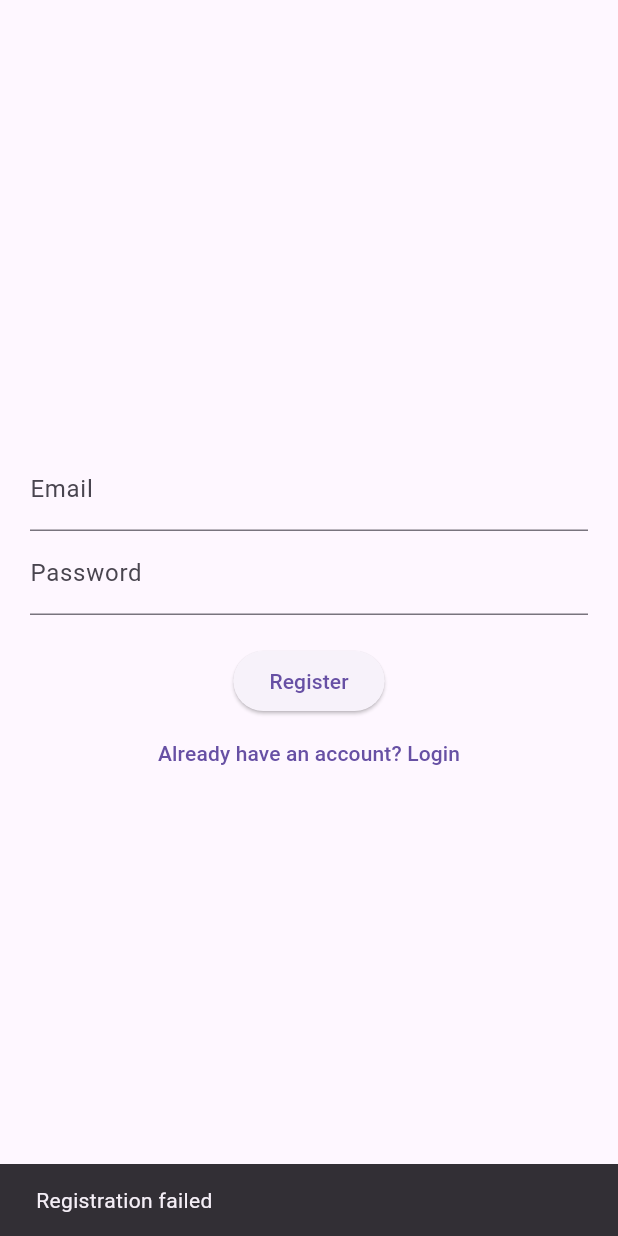
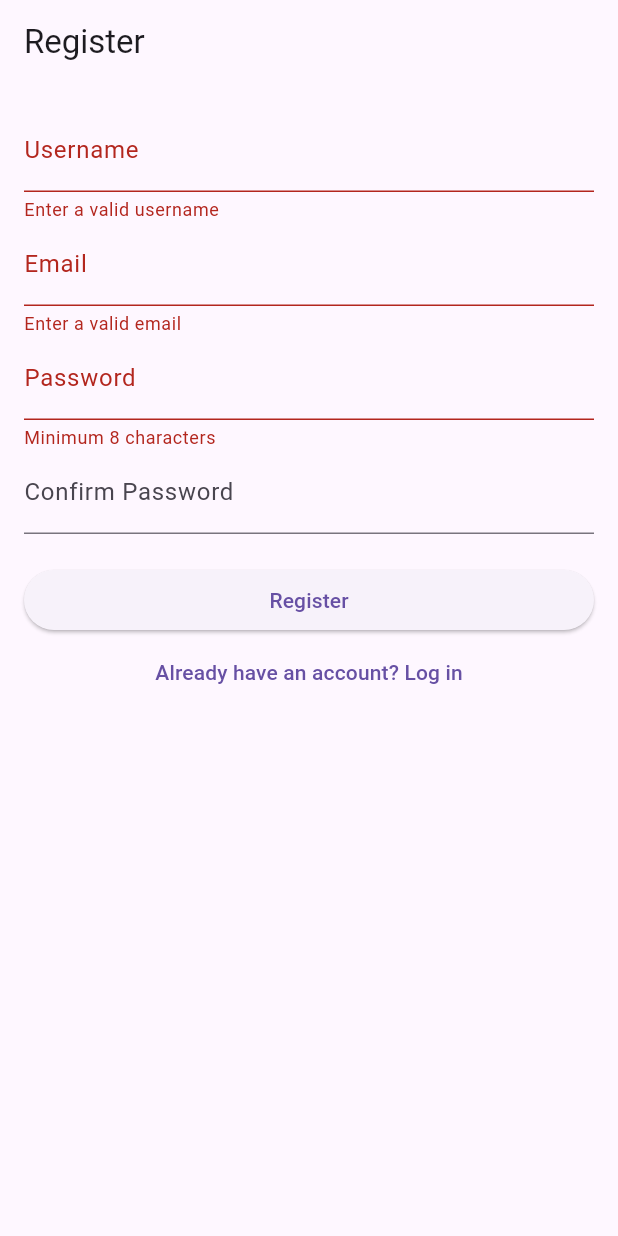
Before and after one commit to mMelnic/news-fake-detection, a Flutter app: the RegisterScreen screen opened directly with empty values, after a tap on "Register", on a phone screen of 412 x 824 dp. Run offline on Flutter 3.47's test engine with Material 3 defaults, Android fonts, the phone set to English and light mode, and no system bars.

Commit message:
Add username, password confirm to register screen

```diff
--- a/news_aggregator/frontend/lib/screens/register_screen.dart
+++ b/news_aggregator/frontend/lib/screens/register_screen.dart
@@ -11,63 +11,103 @@ class RegisterScreen extends StatefulWidget {
 }
 
 class _RegisterScreenState extends State<RegisterScreen> {
-  final _email = TextEditingController();
-  final _password = TextEditingController();
-  final _authService = AuthService();
-  bool _loading = false;
+  final _formKey = GlobalKey<FormState>();
+  String username = '';
+  String email = '';
+  String password = '';
+  String confirmPassword = '';
+  bool isLoading = false;
+  String errorMessage = '';
 
-  void _register() async {
-    setState(() => _loading = true);
-    final response = await _authService.register(
-      _email.text.trim(),
-      _password.text.trim(),
-    );
+Future<void> register() async {
     if (!mounted) return;
-    setState(() => _loading = false);
+
+    setState(() {
+      isLoading = true;
+      errorMessage = '';
+    });
+
+    if (password != confirmPassword) {
+      if (!mounted) return;
+      setState(() {
+        errorMessage = 'Passwords do not match';
+        isLoading = false;
+      });
+      return;
+    }
+
+    final response = await AuthService().register(username, email, password);
+    final data = response.data;
+
+    if (!mounted) return;
 
     if (response.statusCode == 201) {
-      ScaffoldMessenger.of(
-        context,
-      ).showSnackBar(const SnackBar(content: Text('Registered successfully')));
-      widget.onSwitch();
+      ScaffoldMessenger.of(context).showSnackBar(
+        const SnackBar(
+          content: Text('Registered! Check your email to verify.'),
+        ),
+      );
+      Navigator.pop(context);
     } else {
-      ScaffoldMessenger.of(
-        context,
-      ).showSnackBar(const SnackBar(content: Text('Registration failed')));
+      setState(() {
+        errorMessage = data['error']?.toString() ?? 'Registration failed';
+        isLoading = false;
+      });
     }
   }
 
   @override
   Widget build(BuildContext context) {
     return Scaffold(
-      body: Center(
-        child:
-            _loading
-                ? const CircularProgressIndicator()
-                : Padding(
-                  padding: const EdgeInsets.all(20.0),
-                  child: Column(
-                    mainAxisAlignment: MainAxisAlignment.center,
+      appBar: AppBar(title: const Text('Register')),
+      body: Padding(
+        padding: const EdgeInsets.all(16.0),
+        child: Form(
+          key: _formKey,
+          child: ListView(
             children: [
-                      TextField(
-                        controller: _email,
+              TextFormField(
+                decoration: const InputDecoration(labelText: 'Username'),
+                onChanged: (val) => username = val.trim(),
+                validator:
+                    (val) => val!.isEmpty ? 'Enter a valid username' : null,
+              ),
+              TextFormField(
                 decoration: const InputDecoration(labelText: 'Email'),
+                keyboardType: TextInputType.emailAddress,
+                onChanged: (val) => email = val.trim(),
+                validator:
+                    (val) => val!.contains('@') ? null : 'Enter a valid email',
               ),
-                      TextField(
-                        controller: _password,
+              TextFormField(
+                decoration: const InputDecoration(labelText: 'Password'),
                 obscureText: true,
+                onChanged: (val) => password = val,
+                validator:
+                    (val) => val!.length < 8 ? 'Minimum 8 characters' : null,
+              ),
+              TextFormField(
                 decoration: const InputDecoration(
-                          labelText: 'Password',
+                  labelText: 'Confirm Password',
                 ),
+                obscureText: true,
+                onChanged: (val) => confirmPassword = val,
               ),
               const SizedBox(height: 20),
+              if (errorMessage.isNotEmpty)
+                Text(errorMessage, style: const TextStyle(color: Colors.red)),
               ElevatedButton(
-                        onPressed: _register,
-                        child: const Text('Register'),
+                onPressed: () {
+                  if (_formKey.currentState!.validate()) register();
+                },
+                child:
+                    isLoading
+                        ? const CircularProgressIndicator()
+                        : const Text('Register'),
               ),
               TextButton(
                 onPressed: widget.onSwitch,
-                        child: const Text("Already have an account? Login"),
+                child: Text('Already have an account? Log in'),
               ),
             ],
           ),
```
Lines whose indentation alone changed are shown as unchanged.
